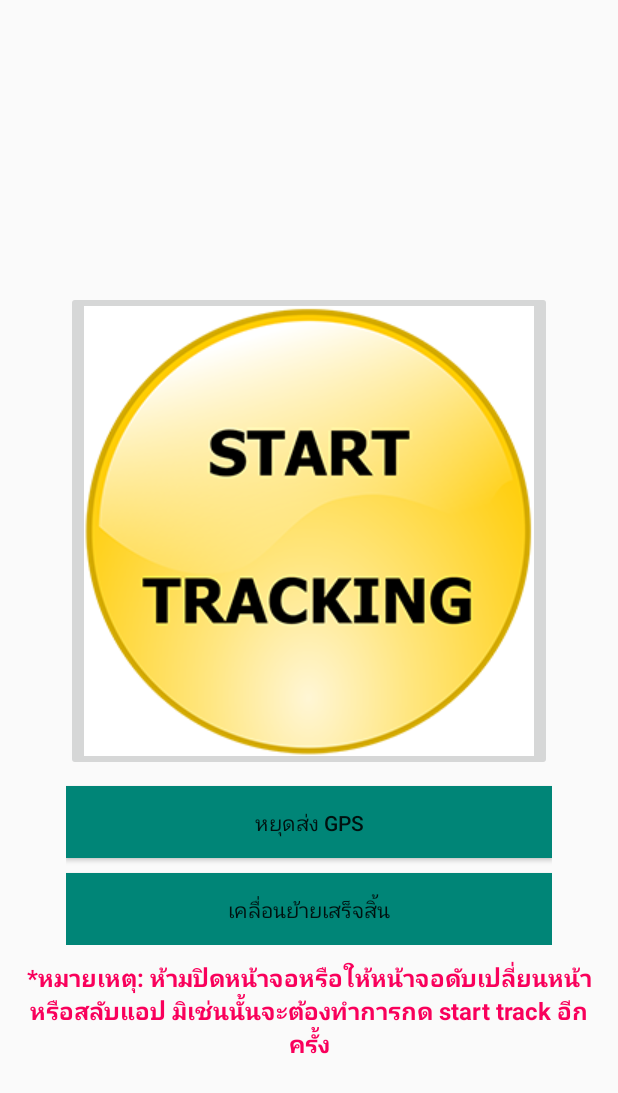
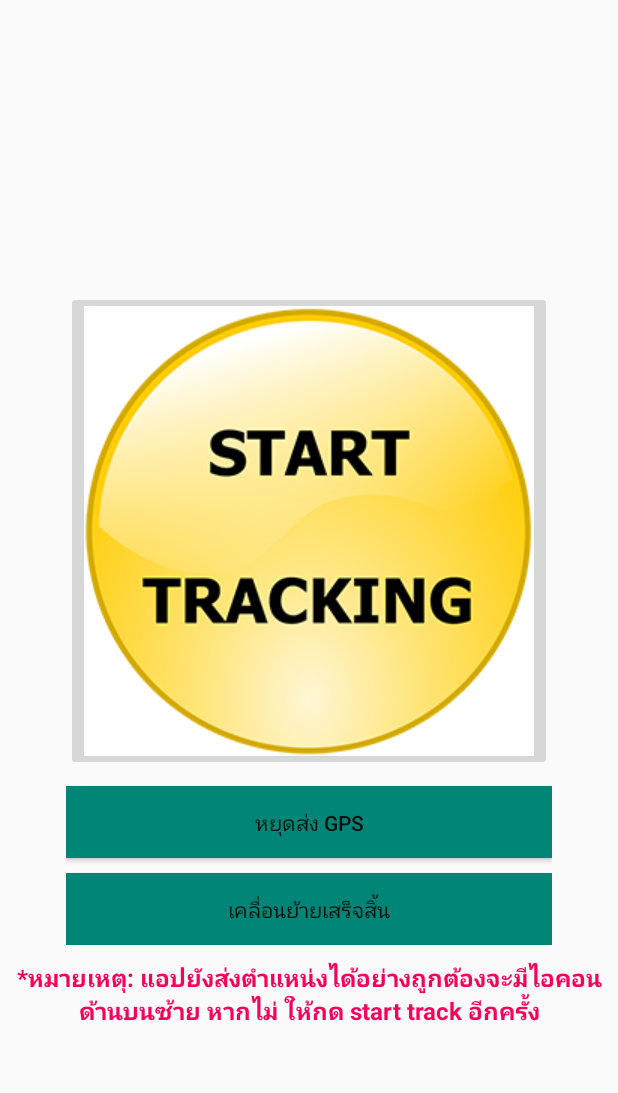
Before and after one commit to FabreCastell/491project, an Android app: the layout send_gps.xml on its own in the app's theme, with its tools: preview values and no code run, on a phone screen of 412 x 824 dp. Shown: the top 1093 px of the screen. Run offline under Robolectric (Android 15) with nearby library versions, the phone set to English and light mode, and no system bars.

Commit message:
fix bug number and add show lat lag sendGps

```diff
--- a/app/build.gradle
+++ b/app/build.gradle
@@ -7,7 +7,7 @@ android {
         applicationId "com.trackingTransfers.nice.a491"
         minSdkVersion 22
         targetSdkVersion 28
-        versionCode 9
+        versionCode 10
         versionName "2.5"
         testInstrumentationRunner "android.support.test.runner.AndroidJUnitRunner"
     }
--- a/app/src/main/java/com/trackingTransfers/nice/a491/InformationActivity.java
+++ b/app/src/main/java/com/trackingTransfers/nice/a491/InformationActivity.java
@@ -86,7 +86,7 @@ public class InformationActivity extends AppCompatActivity {
                 String sex = dataSnapshot.child("sex").getValue(String.class);
                 status = dataSnapshot.child("status").getValue(String.class);
                 transfer = dataSnapshot.child("transfer").getValue(String.class);
-                String number = dataSnapshot.child("numberDisease").getValue(String.class);
+//                String number = dataSnapshot.child("numberDisease").getValue(String.class);
 
                 TextView idtv = findViewById(R.id.textViewDate);
                 TextView hospitalidtv = findViewById(R.id.textViewHopital);
@@ -103,7 +103,7 @@ public class InformationActivity extends AppCompatActivity {
                 sextv.setText("เพศ: " + sex);
                 statustv.setText("สถานะ: " + status);
                 desidtv.setText("โรงพยาบาลปลายทาง: " + desid);
-                diseasetv.setText("กลุ่มโรคหัวใจ: " + disease + " " + number);
+                diseasetv.setText("กลุ่มโรคหัวใจ: " + disease + " " );
                 transfertv.setText("สถานะการเคลื่อนย้าย: " + transfer);
 
             }
--- a/app/src/main/res/layout/send_gps.xml
+++ b/app/src/main/res/layout/send_gps.xml
@@ -36,6 +36,27 @@
             <!--android:textColor="#000" />-->
 
     <!--</LinearLayout>-->
+    <LinearLayout
+        android:layout_width="match_parent"
+        android:layout_height="50dp"
+        android:layout_marginStart="50dp"
+        android:layout_marginEnd="50dp"
+        android:layout_marginBottom="20dp"
+        android:orientation="vertical"
+        app:layout_constraintBottom_toTopOf="@+id/linearLayout8"
+        app:layout_constraintEnd_toEndOf="parent"
+        app:layout_constraintStart_toStartOf="parent">
+
+        <TextView
+            android:id="@+id/showgps"
+            android:layout_width="match_parent"
+            android:layout_height="match_parent"
+            android:textSize="20sp"
+            android:textStyle="bold" />
+
+
+    </LinearLayout>
+
 
 
     <LinearLayout
@@ -93,7 +114,7 @@
         android:layout_marginTop="10dp"
         android:layout_marginEnd="10dp"
         android:gravity="center"
-        android:text="*หมายเหตุ: ห้ามปิดหน้าจอหรือให้หน้าจอดับเปลี่ยนหน้าหรือสลับแอป มิเช่นนั้นจะต้องทำการกด start track อีกครั้ง"
+        android:text="*หมายเหตุ: แอปยังส่งตำแหน่งได้อย่างถูกต้องจะมีไอคอนด้านบนซ้าย หากไม่ ให้กด start track อีกครั้ง"
         android:textColor="@color/colorAccent"
         android:textSize="16sp"
         android:textStyle="bold"
```
Also changed, not shown: app/src/main/java/com/trackingTransfers/nice/a491/AddActivity.java (+12 -12 lines), app/src/main/java/com/trackingTransfers/nice/a491/SendGps.java (+10 -1 lines), 2 other files.
